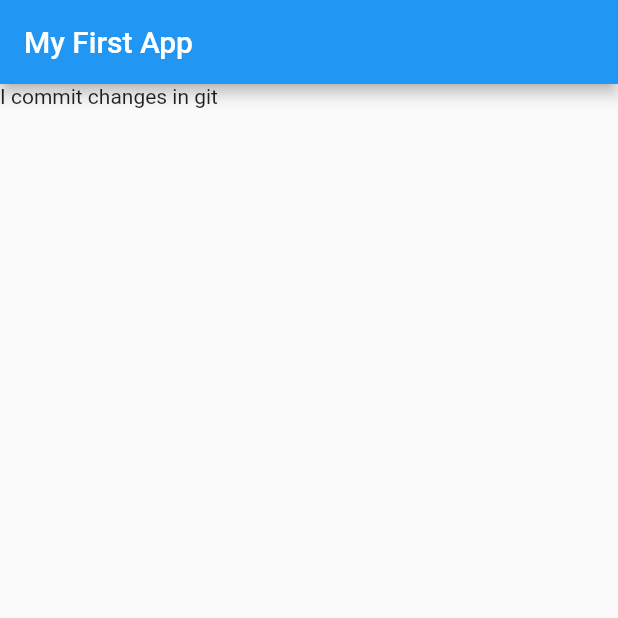
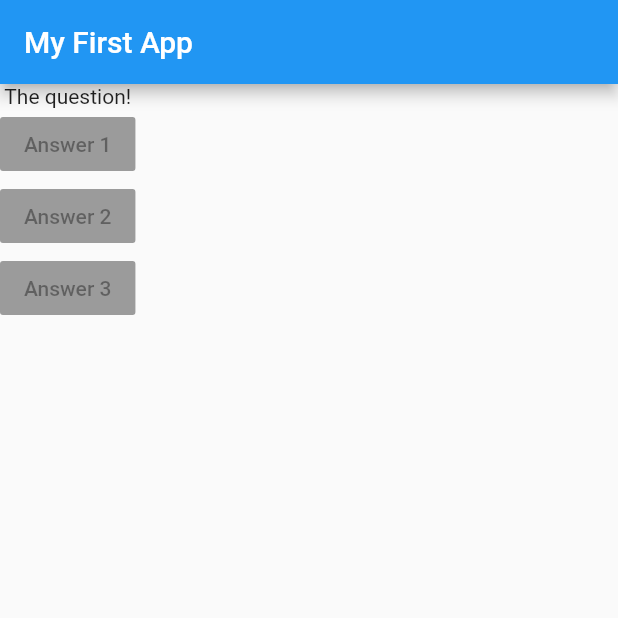
Before and after one commit to kartikeypathak/Quiz-App, a Flutter app: the screen it shows after launch, on a phone screen of 412 x 824 dp, the top half of it. Run offline on Flutter 3.47's test engine with Material 2 defaults, Android fonts, the phone set to English and light mode, and no system bars.

Commit message:
Added Buttons

```diff
--- a/lib/main.dart
+++ b/lib/main.dart
@@ -6,12 +6,32 @@ void main() {
 
 class MyApp extends StatelessWidget {
   Widget build(BuildContext context) {
+    var question = [
+      'What\'s your favorite color? ',
+      'What\'s your favorite annimal? ',
+    ];
     return MaterialApp(
       home: Scaffold(
         appBar: AppBar(
           title: Text('My First App'),
         ),
-        body: Text('I commit changes in git'),
+        body: Column(
+          children: [
+            Text('The question!'),
+            RaisedButton(
+              child: Text('Answer 1'),
+              onPressed: null,
+            ),
+            RaisedButton(
+              child: Text('Answer 2'),
+              onPressed: null,
+            ),
+            RaisedButton(
+              child: Text('Answer 3'),
+              onPressed: null,
+            ),
+          ],
+        ),
       ),
     );
   }
```
